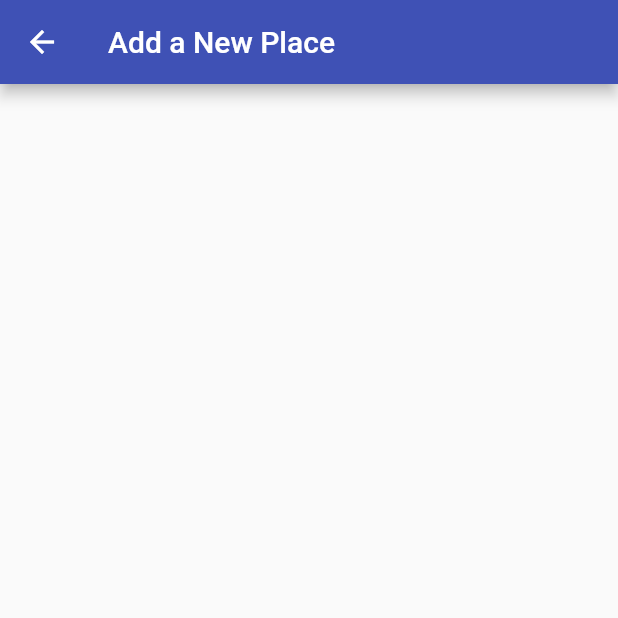
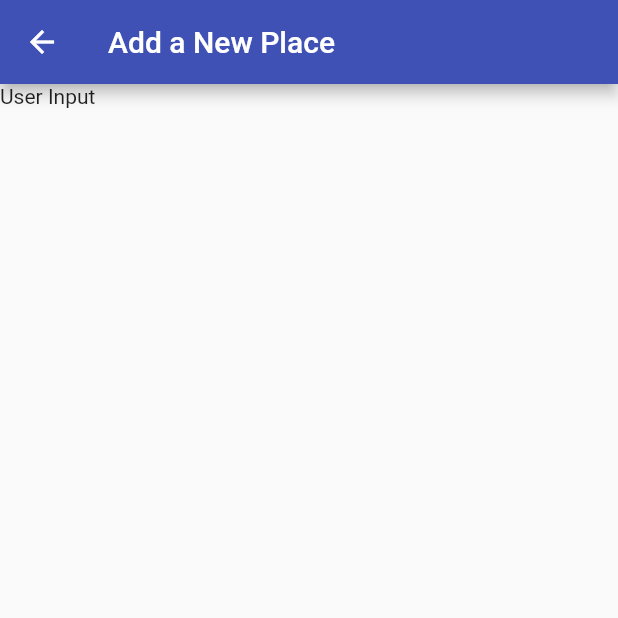
Before and after one commit to MiSteery/device_feature, a Flutter app: the AddPlace screen opened directly, on a phone screen of 412 x 824 dp, the top half of it. Run offline on Flutter 3.47's test engine with Material 2 defaults, Android fonts, the phone set to English and light mode, and no system bars.

Commit message:
feat:Add body

```diff
--- a/lib/screens/add_place.dart
+++ b/lib/screens/add_place.dart
@@ -11,7 +11,12 @@ class _AddPlaceState extends State<AddPlace> {
   Widget build(BuildContext context) {
     return Scaffold(
       appBar: AppBar(
-        title:Text('Add a New Place'),
+        title: Text('Add a New Place'),
+      ),
+      body: Column(
+        children: <Widget>[
+          Text('User Input'),
+        ],
       ),
     );
   }
```
